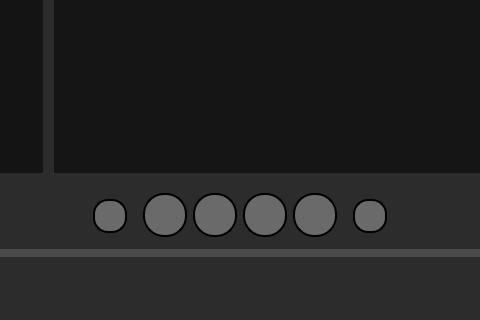
Qt form music-player-qt/mainwindow.ui (juangonzalez22/music-player-qt) before a commit; both pictures show x 237 to 717 and y 256 to 576 of the 1024 by 576 pixel window.
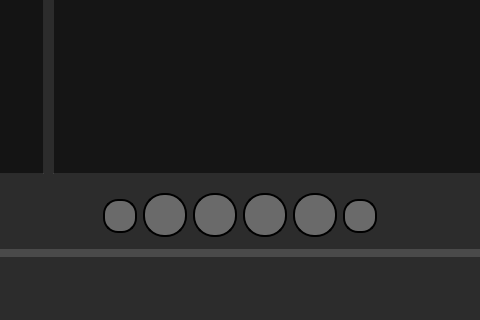
The same form after that commit. Icons and pictures are not drawn.

Patch:
```diff
--- a/music-player-qt/mainwindow.ui
+++ b/music-player-qt/mainwindow.ui
@@ -483,7 +483,7 @@
    <widget class="QPushButton" name="btnPlaybackMode">
     <property name="geometry">
      <rect>
-      <x>590</x>
+      <x>580</x>
       <y>436</y>
       <width>34</width>
       <height>34</height>
@@ -709,7 +709,7 @@
    <widget class="QPushButton" name="btnShuffle">
     <property name="geometry">
      <rect>
-      <x>330</x>
+      <x>340</x>
       <y>436</y>
       <width>34</width>
       <height>34</height>
```
Left out of the diff: 31 changed lines with no effect on the pictures.
